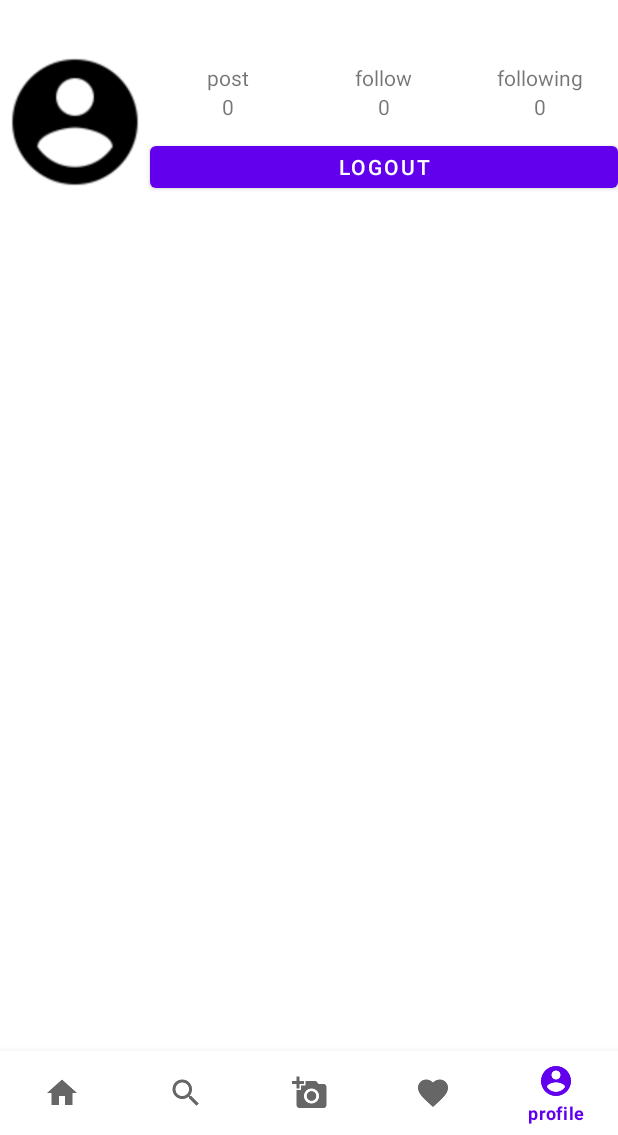
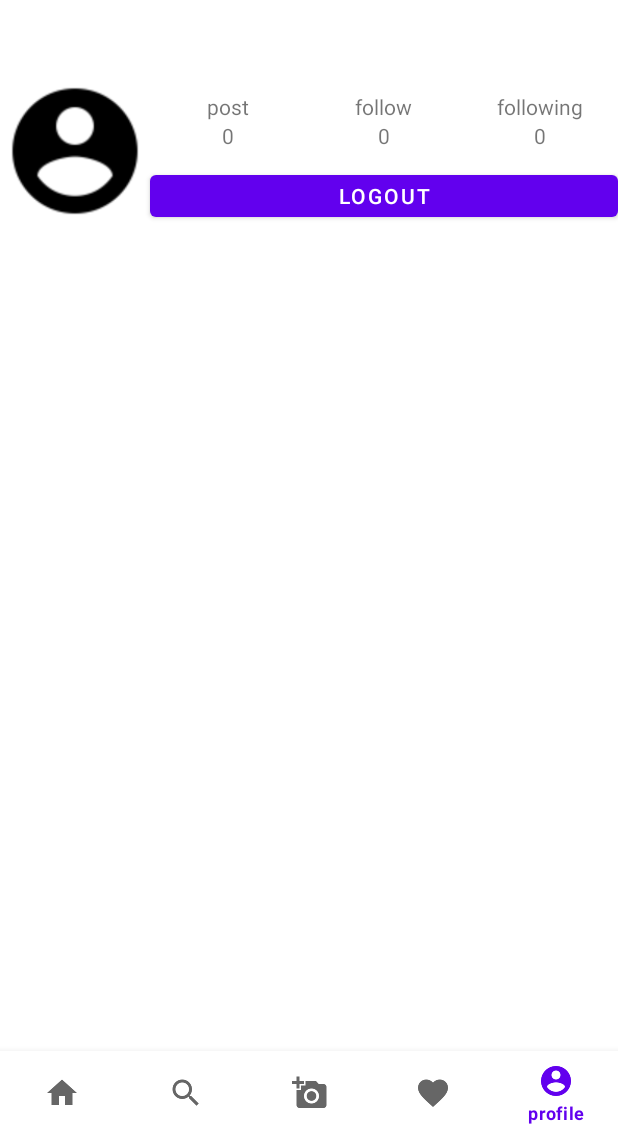
Before and after one commit to junhyun1001/Hansung-SNS, an Android app: the MyProfileFragment screen opened through its navigation route, on a phone screen of 412 x 824 dp, the part 101-1236 px from its top. Run offline under Robolectric (Android 15) with nearby library versions, the phone set to English and light mode, and no system bars; our stand-ins replace Firebase (no records; nobody signed in at launch, a user with empty details on screens opened directly), data binding, navigation-ui.

Commit message:
22.11.26 merge

```diff
--- a/app/src/main/java/com/example/instagram/MyProfileFragment.kt
+++ b/app/src/main/java/com/example/instagram/MyProfileFragment.kt
@@ -1,32 +1,32 @@
 package com.example.instagram
 
 import android.content.Intent
-import android.os.Bundle
-import androidx.fragment.app.Fragment
-import android.view.LayoutInflater
-import android.view.View
 import android.view.ViewGroup
 import android.widget.ImageView
-import android.widget.LinearLayout
 import androidx.appcompat.widget.LinearLayoutCompat
+import androidx.recyclerview.widget.GridLayoutManager
 import androidx.recyclerview.widget.RecyclerView
 import com.bumptech.glide.Glide
-//import com.example.instargram.navigation.model.ContentDTO
-import com.example.instagram.databinding.FragmentAlarmBinding
+import com.bumptech.glide.load.resource.bitmap.CircleCrop
+import com.bumptech.glide.request.RequestOptions
 import com.example.instagram.databinding.FragmentMyProfileBinding
+import com.example.instagram.model.ContentDTO
 import com.google.firebase.auth.FirebaseAuth
 import com.google.firebase.firestore.FirebaseFirestore
-import androidx.navigation.fragment.findNavController
-import androidx.recyclerview.widget.GridLayoutManager
-import androidx.recyclerview.widget.LinearLayoutManager
-import com.bumptech.glide.request.RequestOptions
-import com.example.instagram.model.ContentDTO
+import com.google.firebase.firestore.ListenerRegistration
+import com.google.firebase.firestore.Query
 
 class MyProfileFragment : BaseFragment<FragmentMyProfileBinding>(R.layout.fragment_my_profile) {
     var firestore: FirebaseFirestore? = null
     var uid: String? = null
     var auth: FirebaseAuth? = null
     var currentUserUID: String? = null
+    var imagesSnapshot: ListenerRegistration? = null
+    var userID: String? = null
+
+    companion object {
+        var PICK_PROFILE_FROM_ALBUM = 10
+    }
 
     override fun initStartView() {
         super.initStartView()
@@ -34,24 +34,27 @@ class MyProfileFragment : BaseFragment<FragmentMyProfileBinding>(R.layout.fragme
         firestore = FirebaseFirestore.getInstance()
         auth = FirebaseAuth.getInstance()
         currentUserUID = auth?.currentUser?.uid
+        userID = auth?.currentUser?.email
 
-        binding.accountRecyclerview.adapter = UserFragmentRecyclerViewAdapter()
-        binding.accountRecyclerview.layoutManager = LinearLayoutManager(context)
-//        binding.accountRecyclerview.adapter = UserFragmentRecyclerViewAdapter()
-//        binding.accountRecyclerview.layoutManager = GridLayoutManager(context, 3)
 
-//        binding.accountSignout.setOnClickListener {
-//            (activity as MainActivity).hideNav()
-//            navController.navigate(R.id.action_myProfileFragment_to_signinFragment)
-//            auth?.signOut()
-//        }
-//        getProfileImage()
+
+
+        binding.accountSignout.setOnClickListener {
+            (activity as MainActivity).hideNav()
+            navController.navigate(R.id.action_myProfileFragment_to_signinFragment)
+            auth?.signOut()
+        }
+        getProfileImage()
+
 
     }
 
     override fun initDataBinding() {
         super.initDataBinding()
 
+        binding.accountRecyclerview.adapter = UserFragmentRecyclerViewAdapter()
+        binding.accountRecyclerview.layoutManager = GridLayoutManager(context, 3)
+        binding.userName.text = userID
         // 여기다가 binding
     }
 
@@ -60,15 +63,31 @@ class MyProfileFragment : BaseFragment<FragmentMyProfileBinding>(R.layout.fragme
 
     }
 
+    fun getProfileImage() {
+        firestore?.collection("profileImages")?.document(currentUserUID!!)
+            ?.addSnapshotListener { documentSnapshot, firebaseFirestoreException ->
+                if (documentSnapshot == null) return@addSnapshotListener
+                if (documentSnapshot.data != null) {
+                    var url = documentSnapshot?.data!!["image"]
+                    Glide.with(requireActivity())
+                        .load(url)
+                        .apply(RequestOptions().circleCrop())
+                        .into(binding?.accountIvProfile!!)
+
+                }
+            }
+    }
+
     inner class UserFragmentRecyclerViewAdapter : RecyclerView.Adapter<RecyclerView.ViewHolder>() {
-        var contentDTOs: ArrayList<ContentDTO> = arrayListOf()
+        var contentDTOs: ArrayList<ContentDTO>
 
         init {
-            firestore?.collection("images")?.whereEqualTo("uid", uid)
-                ?.addSnapshotListener { querySnapshot, firebaseFirestore ->
+            contentDTOs = ArrayList()
+            imagesSnapshot = FirebaseFirestore
+                .getInstance().collection("images").whereEqualTo("uid",currentUserUID)
+                ?.addSnapshotListener { querySnapshot, firebaseFiresrore ->
 
                     if (querySnapshot == null) return@addSnapshotListener
-
                     for (snapshot in querySnapshot.documents) {
                         contentDTOs.add(snapshot.toObject(ContentDTO::class.java)!!)
                     }
@@ -77,30 +96,60 @@ class MyProfileFragment : BaseFragment<FragmentMyProfileBinding>(R.layout.fragme
                 }
         }
 
+        override fun onCreateViewHolder(parent: ViewGroup, viewType: Int): RecyclerView.ViewHolder {
+
+            //현재 사이즈 뷰 화면 크기의 가로 크기의 1/3값을 가지고 오기
+            val width = resources.displayMetrics.widthPixels / 3
+
+            val imageView = ImageView(parent.context)
+            imageView.layoutParams = LinearLayoutCompat.LayoutParams(width, width)
+
+            return CustomViewHolder(imageView)
+        }
+
+        override fun onBindViewHolder(holder: RecyclerView.ViewHolder, position: Int) {
+
+            var imageView = (holder as CustomViewHolder).imageview
+
+//            binding.accountIvProfile.setOnClickListener {
+//                var photoPickerIntent = Intent(Intent.ACTION_PICK)
+//                photoPickerIntent.type = "image/*"
+//                activity?.startActivityForResult(photoPickerIntent, PICK_PROFILE_FROM_ALBUM)
+//            }
+
+            Glide.with(holder.itemView.context)
+                .load(contentDTOs[position].imageUrl)
+                .apply(RequestOptions().centerCrop())
+                .into(imageView)
+
+            binding.accountIvProfile.setOnClickListener {
+
+                var photoPickerIntent = Intent(Intent.ACTION_PICK)
+                photoPickerIntent.type = "image/*"
+                activity?.startActivityForResult(photoPickerIntent, PICK_PROFILE_FROM_ALBUM)
+
+//                val fragment = UserFragment()
+//                val bundle = Bundle()
+//
+//                bundle.putString("destinationUid", contentDTOs[position].uid)
+//                bundle.putString("userId", contentDTOs[position].userId)
+//
+//                fragment.arguments = bundle
+//                activity!!.supportFragmentManager.beginTransaction()
+//                    .replace(R.id.main_content, fragment)
+//                    .commit()
+            }
+
+
+        }
+
+        override fun getItemCount(): Int {
+            return contentDTOs.size
+        }
+
         inner class CustomViewHolder(var imageview: ImageView) :
             RecyclerView.ViewHolder(imageview) {
 
         }
-
-        override fun onCreateViewHolder(parent: ViewGroup, viewType: Int): RecyclerView.ViewHolder {
-            var width = resources.displayMetrics.widthPixels / 3
-
-            var imageview = ImageView(parent.context)
-            imageview.layoutParams = LinearLayoutCompat.LayoutParams(width, width)
-            return CustomViewHolder(imageview)
-        }
-
-        override fun onBindViewHolder(holder: RecyclerView.ViewHolder, position: Int) {
-            var imageview = (holder as CustomViewHolder).imageview
-
-
-            Glide.with(holder.itemView.context)
-                .load(contentDTOs[position].imageUrl)
-                .apply(RequestOptions().centerCrop())
-                .into(imageview); }
-
-        override fun getItemCount(): Int {
-            return contentDTOs.size
-        }
     }
 }
--- a/app/src/main/res/layout/fragment_my_profile.xml
+++ b/app/src/main/res/layout/fragment_my_profile.xml
@@ -1,21 +1,33 @@
 <?xml version="1.0" encoding="utf-8"?>
-<layout>
+<layout xmlns:tools="http://schemas.android.com/tools"
+    xmlns:android="http://schemas.android.com/apk/res/android"
+    xmlns:app="http://schemas.android.com/apk/res-auto">
     <androidx.constraintlayout.widget.ConstraintLayout
-        xmlns:android="http://schemas.android.com/apk/res/android"
-        xmlns:app="http://schemas.android.com/apk/res-auto"
-        xmlns:tools="http://schemas.android.com/tools"
         android:layout_width="match_parent"
         android:layout_height="match_parent"
         tools:context=".MyProfileFragment">
+
+
+
+            <TextView
+                android:id="@+id/user_name"
+                android:layout_width="match_parent"
+                android:layout_height="wrap_content"
+                android:layout_centerInParent="true"
+                android:gravity="center"
+                android:text=" user name "
+                tools:ignore="MissingConstraints" />
+
 
         <RelativeLayout
             android:id="@+id/table"
             android:layout_width="match_parent"
             android:layout_height="100dp"
+            app:layout_constraintTop_toBottomOf="@+id/user_name"
             app:layout_constraintEnd_toEndOf="parent"
             app:layout_constraintStart_toStartOf="parent"
-            app:layout_constraintTop_toTopOf="parent"
             tools:ignore="MissingConstraints">
+
 
             <ImageView
                 android:id="@+id/account_iv_profile"
@@ -84,6 +96,7 @@
                     android:layout_height="wrap_content"
                     android:layout_weight="1"
                     android:gravity="center"
+
                     android:orientation="vertical">
 
                     <TextView
@@ -101,13 +114,12 @@
         </RelativeLayout>
 
         <androidx.recyclerview.widget.RecyclerView
-            android:layout_width="wrap_content"
-            android:layout_height="wrap_content"
             android:id="@+id/account_recyclerview"
+            android:layout_width="416dp"
+            android:layout_height="610dp"
             app:layout_constraintTop_toBottomOf="@+id/table"
-            tools:ignore="MissingConstraints" />
-
-
+            tools:ignore="MissingConstraints"
+            tools:layout_editor_absoluteX="-5dp" />
 
     </androidx.constraintlayout.widget.ConstraintLayout>
 
```
